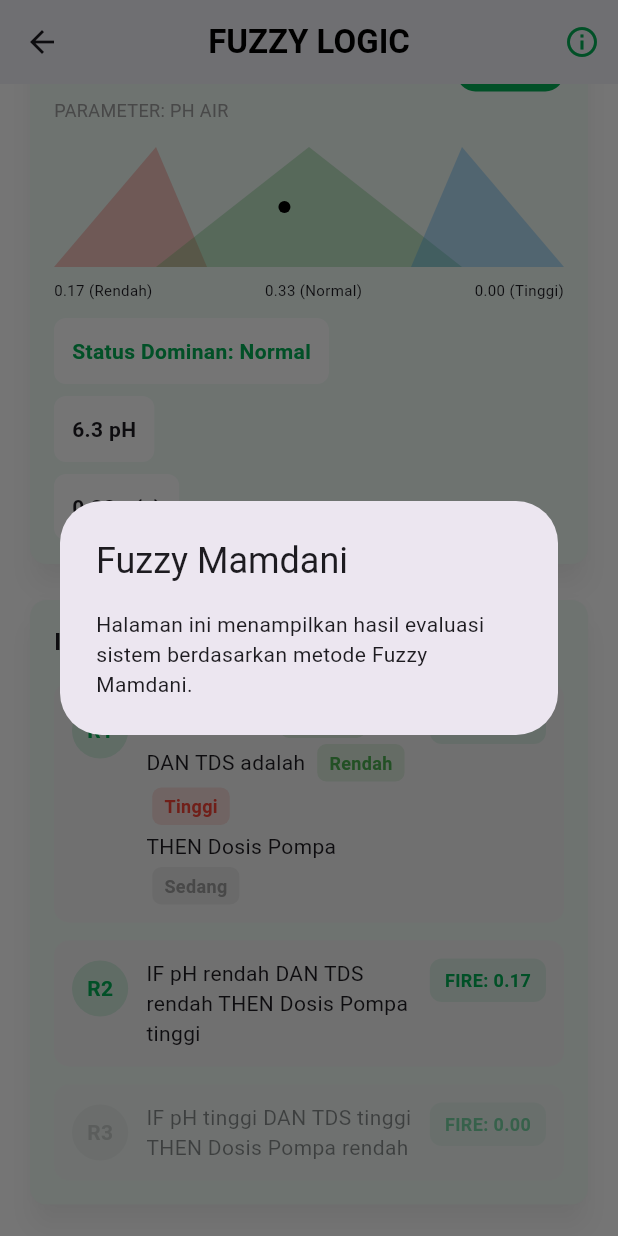
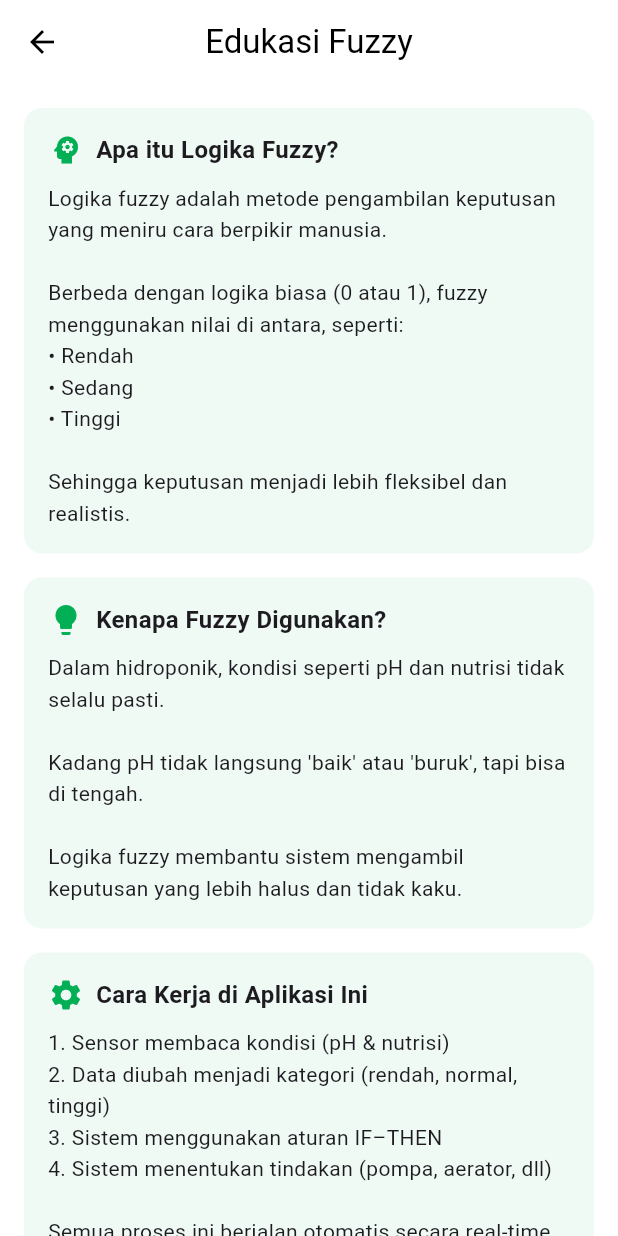
Before and after one commit to mutiara1011/AgriNova, a Flutter app: the FuzzyPage screen opened directly, scrolled down 576 dp, after a tap on the "info outline" icon, on a phone screen of 412 x 824 dp. Run offline on Flutter 3.47's test engine with Material 3 defaults, Android fonts, the phone set to English and light mode, and no system bars; our stand-ins replace fl_chart, shared_preferences; accounts and stored records are empty.

Commit message:
update info fuzzy page

```diff
--- /dev/null
+++ b/lib/fuzzy/fuzzy_info_page.dart
@@ -0,0 +1,125 @@
+import 'package:flutter/material.dart';
+
+class FuzzyInfoPage extends StatelessWidget {
+  const FuzzyInfoPage({super.key});
+
+  @override
+  Widget build(BuildContext context) {
+    return Scaffold(
+      backgroundColor: Colors.white,
+      appBar: AppBar(
+        title: const Text("Edukasi Fuzzy"),
+        centerTitle: true,
+        backgroundColor: Colors.white,
+        foregroundColor: Colors.black,
+        elevation: 0,
+      ),
+
+      body: SingleChildScrollView(
+        padding: const EdgeInsets.all(16),
+        child: Column(
+          children: [
+            _section(
+              title: "Apa itu Logika Fuzzy?",
+              icon: Icons.psychology,
+              content:
+                  "Logika fuzzy adalah metode pengambilan keputusan yang meniru cara berpikir manusia.\n\n"
+                  "Berbeda dengan logika biasa (0 atau 1), fuzzy menggunakan nilai di antara, seperti:\n"
+                  "• Rendah\n• Sedang\n• Tinggi\n\n"
+                  "Sehingga keputusan menjadi lebih fleksibel dan realistis.",
+            ),
+
+            _section(
+              title: "Kenapa Fuzzy Digunakan?",
+              icon: Icons.lightbulb,
+              content:
+                  "Dalam hidroponik, kondisi seperti pH dan nutrisi tidak selalu pasti.\n\n"
+                  "Kadang pH tidak langsung 'baik' atau 'buruk', tapi bisa di tengah.\n\n"
+                  "Logika fuzzy membantu sistem mengambil keputusan yang lebih halus dan tidak kaku.",
+            ),
+
+            _section(
+              title: "Cara Kerja di Aplikasi Ini",
+              icon: Icons.settings,
+              content:
+                  "1. Sensor membaca kondisi (pH & nutrisi)\n"
+                  "2. Data diubah menjadi kategori (rendah, normal, tinggi)\n"
+                  "3. Sistem menggunakan aturan IF–THEN\n"
+                  "4. Sistem menentukan tindakan (pompa, aerator, dll)\n\n"
+                  "Semua proses ini berjalan otomatis secara real-time.",
+            ),
+
+            _section(
+              title: "Contoh Kasus",
+              icon: Icons.science,
+              content:
+                  "Jika:\n"
+                  "• pH rendah\n"
+                  "• Nutrisi rendah\n\n"
+                  "Maka:\n"
+                  "→ Sistem akan meningkatkan pompa nutrisi\n\n"
+                  "Jika:\n"
+                  "• pH normal\n"
+                  "• Nutrisi cukup\n\n"
+                  "→ Tidak perlu tindakan",
+            ),
+
+            _section(
+              title: "Manfaat untuk Hidroponik",
+              icon: Icons.eco,
+              content:
+                  "• Monitoring lebih cerdas\n"
+                  "• Mengurangi kesalahan manual\n"
+                  "• Otomatisasi kontrol sistem\n"
+                  "• Tanaman lebih stabil dan sehat\n"
+                  "• Menghemat waktu dan tenaga",
+            ),
+
+            _section(
+              title: "Kesimpulan",
+              icon: Icons.check_circle,
+              content:
+                  "Logika Fuzzy Mamdani membantu sistem mengambil keputusan secara otomatis dan adaptif.\n\n"
+                  "Dengan teknologi ini, pengguna tidak perlu selalu mengecek kondisi secara manual.",
+            ),
+          ],
+        ),
+      ),
+    );
+  }
+
+  Widget _section({
+    required String title,
+    required IconData icon,
+    required String content,
+  }) {
+    return Container(
+      margin: const EdgeInsets.only(bottom: 16),
+      padding: const EdgeInsets.all(16),
+      decoration: BoxDecoration(
+        color: const Color(0xffEFFAF5),
+        borderRadius: BorderRadius.circular(12),
+      ),
+      child: Column(
+        crossAxisAlignment: CrossAxisAlignment.start,
+        children: [
+          Row(
+            children: [
+              Icon(icon, color: const Color(0xff03AF55)),
+              const SizedBox(width: 8),
+              Text(
+                title,
+                style: const TextStyle(
+                  fontWeight: FontWeight.w600,
+                  fontSize: 16,
+                ),
+              ),
+            ],
+          ),
+          const SizedBox(height: 10),
+          Text(content, style: const TextStyle(height: 1.5)),
+        ],
+      ),
+    );
+  }
+}
--- a/lib/fuzzy/fuzzy_page.dart
+++ b/lib/fuzzy/fuzzy_page.dart
@@ -2,6 +2,7 @@ import 'package:flutter/material.dart';
 import 'package:provider/provider.dart';
 import 'fuzzy_controller.dart';
 import 'fuzzy_history_page.dart';
+import 'fuzzy_info_page.dart';
 
 class FuzzyPage extends StatelessWidget {
   const FuzzyPage({super.key});
@@ -43,20 +44,21 @@ class FuzzyPage extends StatelessWidget {
         style: TextStyle(fontWeight: FontWeight.bold, color: Colors.black),
       ),
       actions: [
-        IconButton(
-          icon: const Icon(Icons.info_outline, color: Color(0xff03AF55)),
-          onPressed: () {
-            showDialog(
-              context: context,
-              builder: (_) => AlertDialog(
-                title: const Text('Fuzzy Mamdani'),
-                content: const Text(
-                  'Halaman ini menampilkan hasil evaluasi sistem '
-                  'berdasarkan metode Fuzzy Mamdani.',
-                ),
-              ),
-            );
-          },
+        Padding(
+          padding: const EdgeInsets.only(right: 16),
+          child: GestureDetector(
+            onTap: () {
+              Navigator.push(
+                context,
+                MaterialPageRoute(builder: (_) => const FuzzyInfoPage()),
+              );
+            },
+            child: const Icon(
+              Icons.info_outline,
+              size: 26,
+              color: Color(0xff03AF55),
+            ),
+          ),
         ),
       ],
     );
--- a/lib/notification/notification_controller.dart
+++ b/lib/notification/notification_controller.dart
@@ -3,6 +3,7 @@ import 'notification_model.dart';
 
 class NotificationController extends ChangeNotifier {
   final List<AppNotification> _notifications = [];
+  bool isEnabled = true;
 
   List<AppNotification> get notifications => _notifications;
 
--- /dev/null
+++ b/lib/settings/about_page.dart
@@ -0,0 +1,199 @@
+import 'package:flutter/material.dart';
+
+class AboutPage extends StatelessWidget {
+  const AboutPage({super.key});
+
+  @override
+  Widget build(BuildContext context) {
+    return Scaffold(
+      backgroundColor: Colors.white,
+      appBar: AppBar(
+        title: const Text("Tentang Aplikasi"),
+        centerTitle: true,
+        backgroundColor: Colors.white,
+        foregroundColor: Colors.black,
+        elevation: 0,
+      ),
+
+      body: SingleChildScrollView(
+        padding: const EdgeInsets.all(16),
+        child: Column(
+          children: [
+            _header(),
+
+            _section(
+              "Deskripsi Aplikasi",
+              Icons.description,
+              "AGRINOVA adalah aplikasi mobile berbasis Flutter yang dirancang untuk membantu monitoring dan kontrol nutrisi hidroponik menggunakan metode Fuzzy Mamdani.",
+            ),
+
+            _section(
+              "Latar Belakang",
+              Icons.school,
+              "Pengelolaan hidroponik membutuhkan pengawasan parameter seperti pH dan nutrisi (TDS). Namun, pengambilan keputusan secara manual seringkali tidak konsisten.\n\n"
+                  "Oleh karena itu, digunakan logika fuzzy untuk membantu sistem mengambil keputusan secara otomatis dan lebih fleksibel.",
+            ),
+
+            _section(
+              "Tujuan Sistem",
+              Icons.flag,
+              "• Membantu monitoring kondisi tanaman\n"
+                  "• Mengotomatisasi pengambilan keputusan\n"
+                  "• Mengurangi kesalahan manusia\n"
+                  "• Meningkatkan efisiensi sistem hidroponik",
+            ),
+
+            _section(
+              "Fitur Utama",
+              Icons.star,
+              "• Monitoring pH, TDS, suhu, dan kelembapan\n"
+                  "• Kontrol manual dan otomatis\n"
+                  "• Sistem rekomendasi berbasis fuzzy\n"
+                  "• Notifikasi kondisi sistem\n"
+                  "• Riwayat rekomendasi",
+            ),
+
+            _section(
+              "Cara Menggunakan Aplikasi",
+              Icons.menu_book,
+              "1. Buka aplikasi AGRINOVA\n"
+                  "2. Lihat Dashboard untuk memantau kondisi tanaman\n"
+                  "3. Masuk ke halaman Kontrol untuk mengatur sistem\n"
+                  "4. Gunakan mode AUTO untuk kontrol otomatis berbasis fuzzy\n"
+                  "5. Gunakan mode MANUAL jika ingin kontrol langsung\n"
+                  "6. Periksa halaman Fuzzy untuk melihat proses dan hasil evaluasi\n"
+                  "7. Lihat notifikasi jika terjadi kondisi tidak normal\n"
+                  "8. Gunakan Settings untuk mengatur sistem sesuai kebutuhan",
+            ),
+
+            _section(
+              "Mode Sistem",
+              Icons.tune,
+              "Aplikasi AGRINOVA menyediakan 3 mode pengoperasian sistem:\n\n"
+                  "1. AUTO (Fuzzy)\n"
+                  "Pada mode ini, sistem bekerja secara otomatis menggunakan metode Fuzzy Mamdani.\n"
+                  "Keputusan seperti mengaktifkan pompa atau menyesuaikan nutrisi akan dilakukan oleh sistem berdasarkan kondisi sensor.\n\n"
+                  "2. SEMI AUTO\n"
+                  "Pada mode ini, sistem tetap memberikan rekomendasi berdasarkan fuzzy, namun pengguna dapat menentukan apakah rekomendasi tersebut akan dijalankan atau tidak.\n\n"
+                  "3. MANUAL\n"
+                  "Pada mode ini, seluruh kontrol dilakukan oleh pengguna tanpa bantuan sistem fuzzy.\n"
+                  "Pengguna memiliki kendali penuh terhadap sistem.\n\n"
+                  "Mode ini memberikan fleksibilitas bagi pengguna sesuai kebutuhan dan tingkat pengalaman.",
+            ),
+
+            _section(
+              "Penjelasan Menu",
+              Icons.dashboard,
+              "• Dashboard → Menampilkan kondisi sensor secara real-time\n"
+                  "• Kontrol → Mengatur pompa dan sistem secara manual/otomatis\n"
+                  "• Fuzzy → Menampilkan proses pengambilan keputusan sistem\n"
+                  "• Notifikasi → Informasi kondisi penting sistem\n"
+                  "• Settings → Pengaturan sistem dan aplikasi",
+            ),
+
+            _section(
+              "Tips Penggunaan",
+              Icons.tips_and_updates,
+              "• Gunakan mode AUTO untuk hasil optimal\n"
+                  "• Pastikan sensor dalam kondisi baik\n"
+                  "• Perhatikan notifikasi sistem\n"
+                  "• Cek riwayat rekomendasi untuk analisis\n"
+                  "• Gunakan interval fuzzy sesuai kebutuhan",
+            ),
+
+            _section(
+              "Teknologi yang Digunakan",
+              Icons.memory,
+              "• Flutter (Mobile App)\n"
+                  "• IoT Sensor (pH, TDS, suhu)\n"
+                  "• Fuzzy Mamdani (Decision Support System)\n"
+                  "• Provider (State Management)",
+            ),
+
+            _section(
+              "Cara Kerja Sistem",
+              Icons.settings,
+              "1. Sensor membaca kondisi lingkungan\n"
+                  "2. Data dikirim ke aplikasi\n"
+                  "3. Sistem fuzzy memproses data\n"
+                  "4. Sistem menghasilkan rekomendasi\n"
+                  "5. User atau sistem mengeksekusi tindakan",
+            ),
+
+            _section(
+              "Manfaat Sistem",
+              Icons.eco,
+              "• Monitoring lebih mudah\n"
+                  "• Pengambilan keputusan lebih akurat\n"
+                  "• Menghemat waktu dan tenaga\n"
+                  "• Meningkatkan kualitas tanaman",
+            ),
+
+            _section(
+              "Pengembang",
+              Icons.person,
+              "Mutiara Sandi\nMahasiswa Informatika\nUniversitas Sultan Ageng Tirtayasa",
+            ),
+
+            const SizedBox(height: 16),
+
+            const Text(
+              "Versi 1.0.0",
+              style: TextStyle(fontSize: 12, color: Colors.grey),
+            ),
+          ],
+        ),
+      ),
+    );
+  }
+
+  Widget _header() {
+    return Column(
+      children: [
+        Image.asset('assets/images/logo.png', height: 70),
+        SizedBox(height: 5),
+        Text(
+          "AGRINOVA",
+          style: TextStyle(fontSize: 20, fontWeight: FontWeight.bold),
+        ),
+        SizedBox(height: 4),
+        Text(
+          "Smart Hydroponic Monitoring System",
+          style: TextStyle(color: Colors.grey),
+        ),
+        SizedBox(height: 16),
+      ],
+    );
+  }
+
+  Widget _section(String title, IconData icon, String content) {
+    return Container(
+      margin: const EdgeInsets.only(bottom: 16),
+      padding: const EdgeInsets.all(16),
+      decoration: BoxDecoration(
+        color: const Color(0xffEFFAF5),
+        borderRadius: BorderRadius.circular(12),
+      ),
+      child: Column(
+        crossAxisAlignment: CrossAxisAlignment.start,
+        children: [
+          Row(
+            children: [
+              Icon(icon, color: const Color(0xff03AF55)),
+              const SizedBox(width: 8),
+              Text(
+                title,
+                style: const TextStyle(
+                  fontWeight: FontWeight.w600,
+                  fontSize: 16,
+                ),
+              ),
+            ],
+          ),
+          const SizedBox(height: 10),
+          Text(content, style: const TextStyle(height: 1.5)),
+        ],
+      ),
+    );
+  }
+}
```
Also changed, not shown: lib/bottom_nav.dart (+6 -3 lines), lib/settings/settings_page.dart (+21 -7 lines).
